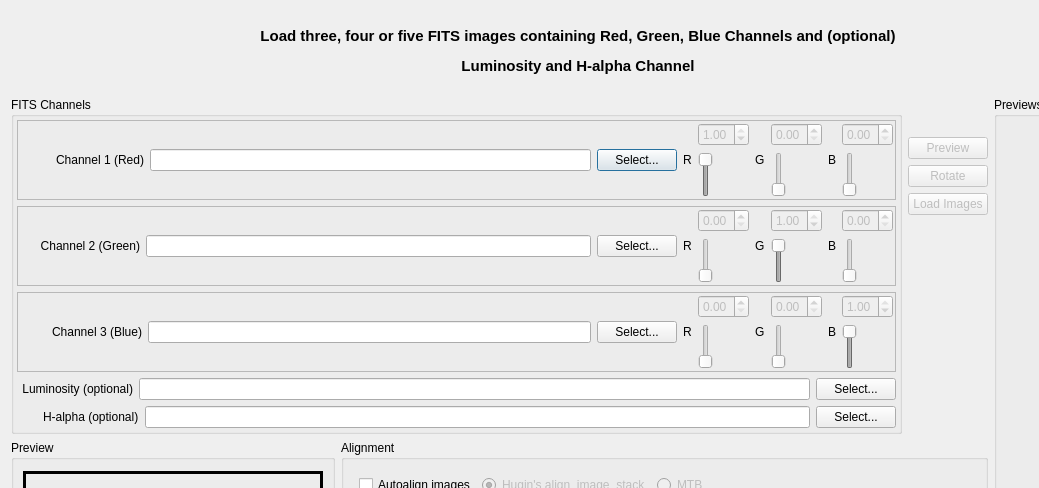
LuminanceHDR/LuminanceHDR, file src/UI/FitsImporter.ui: the form before one commit; both pictures show x 0 to 1039 and y 0 to 488 of the 1155 by 725 pixel window.
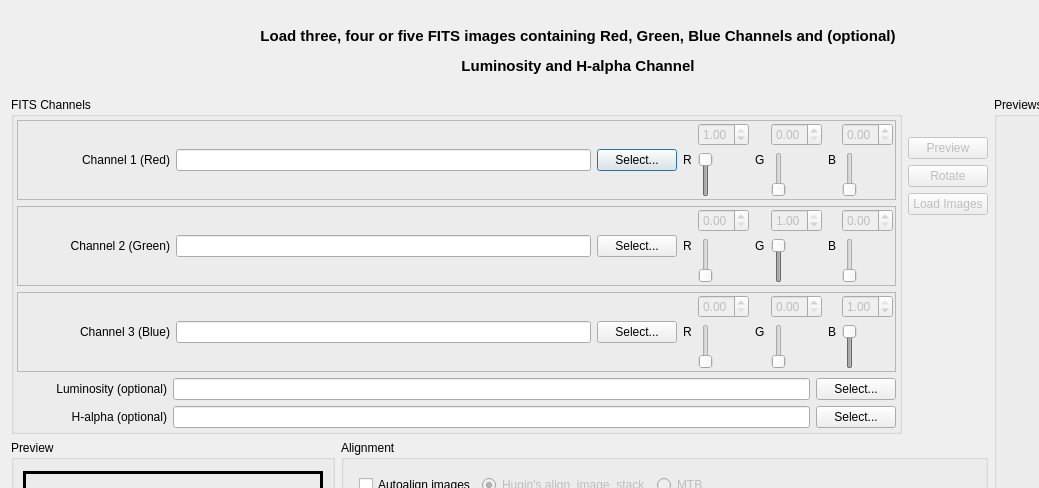
The form after the commit. Icons and pictures are not drawn.

Commit message: [FITS]: Fix channel labels

The edit to the form file:
```diff
--- a/src/UI/FitsImporter.ui
+++ b/src/UI/FitsImporter.ui
@@ -154,24 +154,26 @@
                </property>
                <item row="0" column="0">
                 <layout class="QHBoxLayout" name="horizontalLayout_22">
-                 <item>
-                  <spacer name="horizontalSpacer_5">
-                   <property name="orientation">
-                    <enum>Qt::Horizontal</enum>
-                   </property>
-                   <property name="sizeType">
-                    <enum>QSizePolicy::Fixed</enum>
-                   </property>
-                   <property name="sizeHint" stdset="0">
-                    <size>
-                     <width>36</width>
-                     <height>20</height>
-                    </size>
-                   </property>
-                  </spacer>
-                 </item>
                  <item>
                   <widget class="QLabel" name="label">
+                   <property name="sizePolicy">
+                    <sizepolicy hsizetype="Fixed" vsizetype="Preferred">
+                     <horstretch>0</horstretch>
+                     <verstretch>0</verstretch>
+                    </sizepolicy>
+                   </property>
+                   <property name="minimumSize">
+                    <size>
+                     <width>150</width>
+                     <height>0</height>
+                    </size>
+                   </property>
+                   <property name="maximumSize">
+                    <size>
+                     <width>150</width>
+                     <height>16777215</height>
+                    </size>
+                   </property>
                    <property name="text">
                     <string>&lt;html&gt;&lt;head/&gt;&lt;body&gt;&lt;p align=&quot;right&quot;&gt;Channel 1 (Red)&lt;/p&gt;&lt;/body&gt;&lt;/html&gt;</string>
                    </property>
@@ -351,24 +353,26 @@
                </property>
                <item row="0" column="0">
                 <layout class="QHBoxLayout" name="horizontalLayout_23">
-                 <item>
-                  <spacer name="horizontalSpacer_8">
-                   <property name="orientation">
-                    <enum>Qt::Horizontal</enum>
-                   </property>
-                   <property name="sizeType">
-                    <enum>QSizePolicy::Fixed</enum>
-                   </property>
-                   <property name="sizeHint" stdset="0">
-                    <size>
-                     <width>20</width>
-                     <height>20</height>
-                    </size>
-                   </property>
-                  </spacer>
-                 </item>
                  <item>
                   <widget class="QLabel" name="label_2">
+                   <property name="sizePolicy">
+                    <sizepolicy hsizetype="Fixed" vsizetype="Preferred">
+                     <horstretch>0</horstretch>
+                     <verstretch>0</verstretch>
+                    </sizepolicy>
+                   </property>
+                   <property name="minimumSize">
+                    <size>
+                     <width>150</width>
+                     <height>0</height>
+                    </size>
+                   </property>
+                   <property name="maximumSize">
+                    <size>
+                     <width>150</width>
+                     <height>16777215</height>
+                    </size>
+                   </property>
                    <property name="text">
                     <string>&lt;html&gt;&lt;head/&gt;&lt;body&gt;&lt;p align=&quot;right&quot;&gt;Channel 2 (Green)&lt;/p&gt;&lt;/body&gt;&lt;/html&gt;</string>
                    </property>
@@ -548,24 +552,26 @@
                </property>
                <item row="0" column="0">
                 <layout class="QHBoxLayout" name="horizontalLayout_24">
-                 <item>
-                  <spacer name="horizontalSpacer_9">
-                   <property name="orientation">
-                    <enum>Qt::Horizontal</enum>
-                   </property>
-                   <property name="sizeType">
-                    <enum>QSizePolicy::Fixed</enum>
-                   </property>
-                   <property name="sizeHint" stdset="0">
-                    <size>
-                     <width>32</width>
-                     <height>20</height>
-                    </size>
-                   </property>
-                  </spacer>
-                 </item>
                  <item>
                   <widget class="QLabel" name="label_3">
+                   <property name="sizePolicy">
+                    <sizepolicy hsizetype="Fixed" vsizetype="Preferred">
+                     <horstretch>0</horstretch>
+                     <verstretch>0</verstretch>
+                    </sizepolicy>
+                   </property>
+                   <property name="minimumSize">
+                    <size>
+                     <width>150</width>
+                     <height>0</height>
+                    </size>
+                   </property>
+                   <property name="maximumSize">
+                    <size>
+                     <width>150</width>
+                     <height>16777215</height>
+                    </size>
+                   </property>
                    <property name="text">
                     <string>&lt;html&gt;&lt;head/&gt;&lt;body&gt;&lt;p align=&quot;right&quot;&gt;Channel 3 (Blue)&lt;/p&gt;&lt;/body&gt;&lt;/html&gt;</string>
                    </property>
@@ -733,24 +739,26 @@
             </item>
             <item row="3" column="0">
              <layout class="QHBoxLayout" name="horizontalLayout_21">
-              <item>
-               <spacer name="horizontalSpacer_10">
-                <property name="orientation">
-                 <enum>Qt::Horizontal</enum>
-                </property>
-                <property name="sizeType">
-                 <enum>QSizePolicy::Fixed</enum>
-                </property>
-                <property name="sizeHint" stdset="0">
-                 <size>
-                  <width>5</width>
-                  <height>20</height>
-                 </size>
-                </property>
-               </spacer>
-              </item>
               <item>
                <widget class="QLabel" name="label_5">
+                <property name="sizePolicy">
+                 <sizepolicy hsizetype="Fixed" vsizetype="Preferred">
+                  <horstretch>0</horstretch>
+                  <verstretch>0</verstretch>
+                 </sizepolicy>
+                </property>
+                <property name="minimumSize">
+                 <size>
+                  <width>150</width>
+                  <height>0</height>
+                 </size>
+                </property>
+                <property name="maximumSize">
+                 <size>
+                  <width>150</width>
+                  <height>16777215</height>
+                 </size>
+                </property>
                 <property name="text">
                  <string>&lt;html&gt;&lt;head/&gt;&lt;body&gt;&lt;p align=&quot;right&quot;&gt;Luminosity (optional)&lt;/p&gt;&lt;/body&gt;&lt;/html&gt;</string>
                 </property>
@@ -782,26 +790,28 @@
             </item>
             <item row="4" column="0">
              <layout class="QHBoxLayout" name="horizontalLayout_25">
-              <item>
-               <spacer name="horizontalSpacer_11">
-                <property name="orientation">
-                 <enum>Qt::Horizontal</enum>
-                </property>
-                <property name="sizeType">
-                 <enum>QSizePolicy::Fixed</enum>
-                </property>
-                <property name="sizeHint" stdset="0">
-                 <size>
-                  <width>26</width>
-                  <height>20</height>
-                 </size>
-                </property>
-               </spacer>
-              </item>
               <item>
                <widget class="QLabel" name="label_8">
+                <property name="sizePolicy">
+                 <sizepolicy hsizetype="Fixed" vsizetype="Preferred">
+                  <horstretch>0</horstretch>
+                  <verstretch>0</verstretch>
+                 </sizepolicy>
+                </property>
+                <property name="minimumSize">
+                 <size>
+                  <width>150</width>
+                  <height>0</height>
+                 </size>
+                </property>
+                <property name="maximumSize">
+                 <size>
+                  <width>150</width>
+                  <height>16777215</height>
+                 </size>
+                </property>
                 <property name="text">
-                 <string>H-alpha (optional)</string>
+                 <string>&lt;html&gt;&lt;head/&gt;&lt;body&gt;&lt;p align=&quot;right&quot;&gt;H-alpha (optional)&lt;/p&gt;&lt;/body&gt;&lt;/html&gt;</string>
                 </property>
                </widget>
               </item>
```
Left out of the diff: 8 changed lines with no effect on the pictures.
